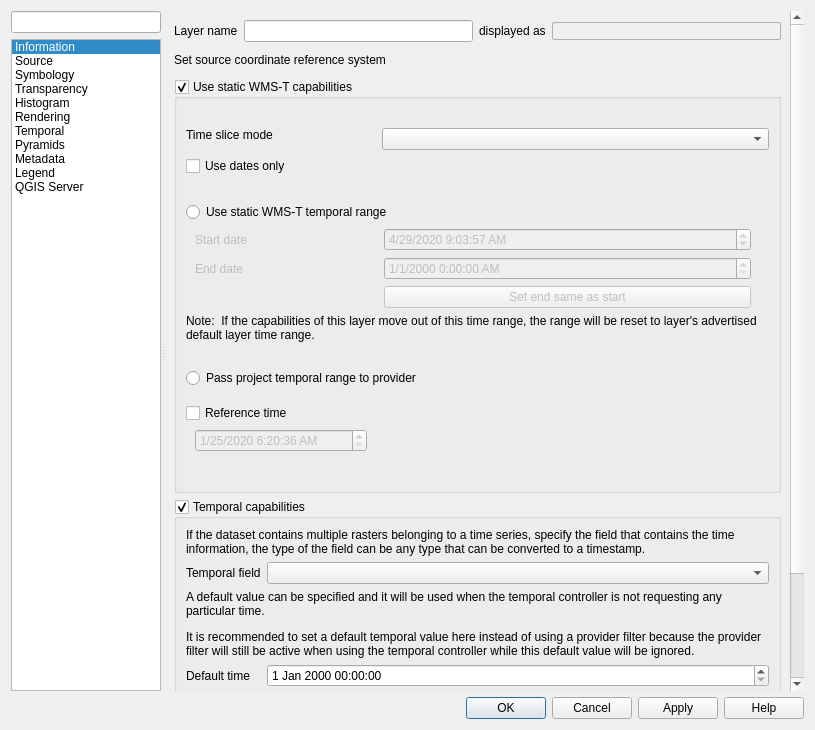
The window that src/ui/qgsrasterlayerpropertiesbase.ui (qgis/QGIS) describes before a commit, drawn with Qt 5.
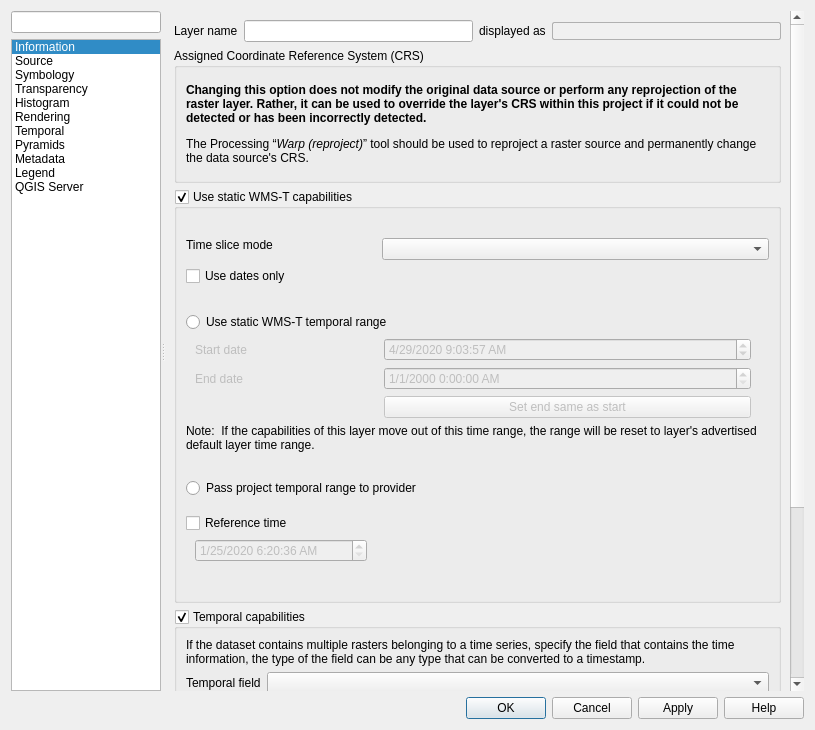
The same window after the commit. The open tabs and pages were chosen to show the change. Icons and pictures are not drawn. Custom widgets are drawn as their Qt base class.

Commit message:
Update strings and UI regarding layer CRS override setting
Make it much clearer that this setting does NOT reproject a layer

Fixes #32101

What changed in the file:
```diff
--- a/src/ui/qgsrasterlayerpropertiesbase.ui
+++ b/src/ui/qgsrasterlayerpropertiesbase.ui
@@ -342,24 +342,51 @@
                 </layout>
                </item>
                <item>
-                <layout class="QHBoxLayout" name="horizontalLayout_9" stretch="0">
-                 <property name="topMargin">
-                  <number>5</number>
-                 </property>
-                 <item>
-                  <widget class="QLabel" name="label_7">
-                   <property name="text">
-                    <string>Set source coordinate reference system</string>
-                   </property>
-                  </widget>
-                 </item>
-                </layout>
-               </item>
-               <item>
-                <widget class="QgsProjectionSelectionWidget" name="mCrsSelector" native="true">
+                <widget class="QgsCollapsibleGroupBox" name="mCrsGroupBox">
                  <property name="focusPolicy">
                   <enum>Qt::StrongFocus</enum>
                  </property>
+                 <property name="title">
+                  <string>Assigned Coordinate Reference System (CRS)</string>
+                 </property>
+                 <property name="checkable">
+                  <bool>false</bool>
+                 </property>
+                 <property name="syncGroup" stdset="0">
+                  <string notr="true">vectorgeneral</string>
+                 </property>
+                 <layout class="QVBoxLayout" name="verticalLayout_28">
+                  <property name="spacing">
+                   <number>6</number>
+                  </property>
+                  <item>
+                   <widget class="QgsProjectionSelectionWidget" name="mCrsSelector" native="true">
+                    <property name="focusPolicy">
+                     <enum>Qt::StrongFocus</enum>
+                    </property>
+                   </widget>
+                  </item>
+                  <item>
+                   <widget class="QLabel" name="label_17">
+                    <property name="text">
+                     <string>&lt;html&gt;&lt;head/&gt;&lt;body&gt;&lt;p&gt;&lt;span style=&quot; font-weight:600;&quot;&gt;Changing this option does not modify the original data source or perform any reprojection of the raster layer. Rather, it can be used to override the layer's CRS within this project if it could not be detected or has been incorrectly detected.&lt;/span&gt;&lt;/p&gt;&lt;p&gt;The Processing “&lt;span style=&quot; font-style:italic;&quot;&gt;Warp (reproject)&lt;/span&gt;” tool should be used to reproject a raster source and permanently change the data source's CRS.&lt;/p&gt;&lt;/body&gt;&lt;/html&gt;</string>
+                    </property>
+                    <property name="textFormat">
+                     <enum>Qt::RichText</enum>
+                    </property>
+                    <property name="wordWrap">
+                     <bool>true</bool>
+                    </property>
+                   </widget>
+                  </item>
+                  <item>
+                   <widget class="Line" name="line_4">
+                    <property name="orientation">
+                     <enum>Qt::Vertical</enum>
+                    </property>
+                   </widget>
+                  </item>
+                 </layout>
                 </widget>
                </item>
                <item>
```
The commit also changes 3 other files.
